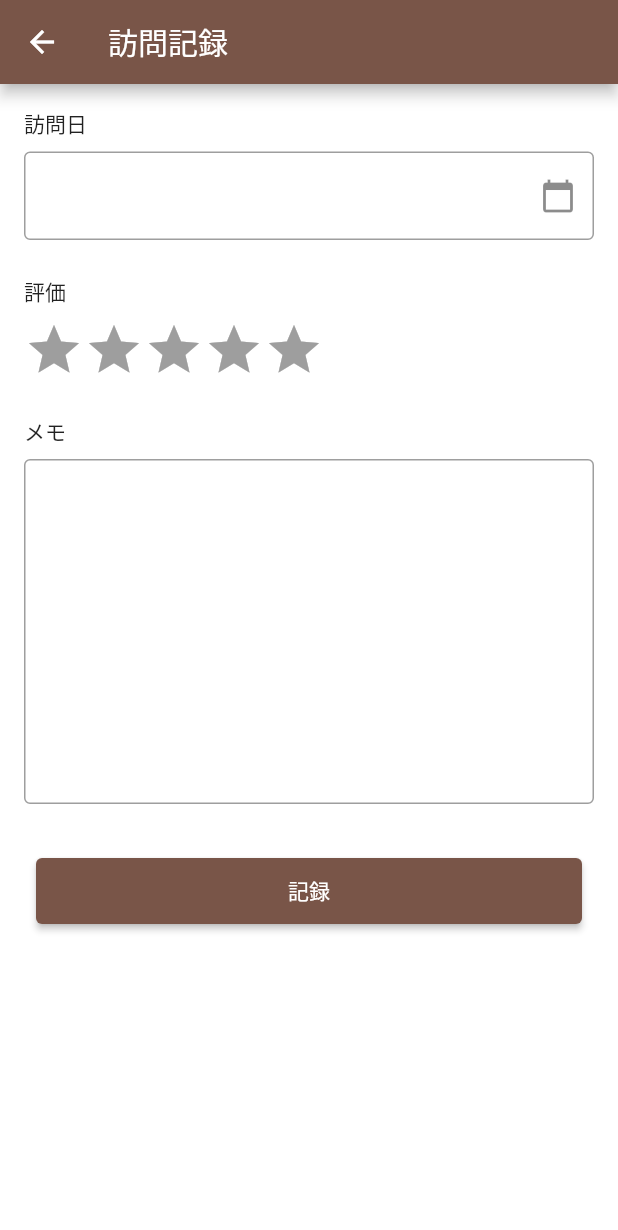
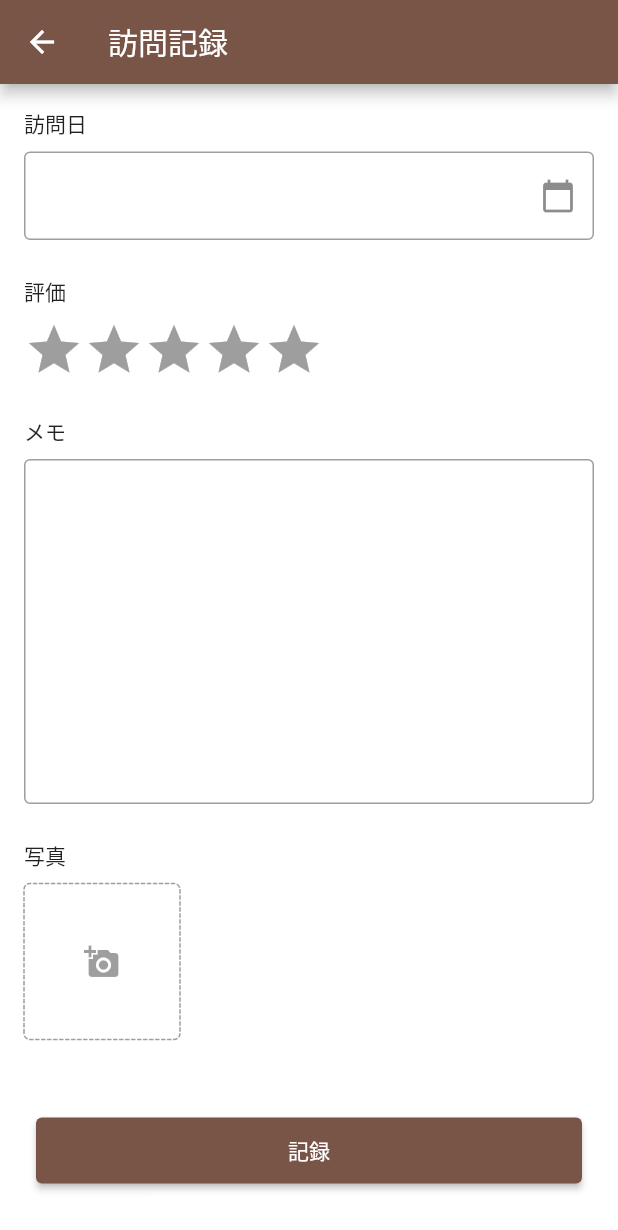
Before and after one commit to yukihiro-numata/cafe_note_mobile, a Flutter app: the ArchiveCafePage screen opened directly, on a phone screen of 412 x 824 dp. Shown: the top 1230 px of the screen. Run offline on Flutter 3.47's test engine with Material 2 defaults, Android fonts, the phone set to English and light mode, and no system bars; drawn by our look-alikes of dotted_border, flutter_rating_bar; our stand-ins replace email_validator, firebase_auth, firebase_core, flutter_svg, freezed_annotation, image_picker and 2 more; missing offline and left inert: flutter_state_notifier; accounts and stored records are empty.

Commit message:
Add image form to archive cafe page.

```diff
--- a/lib/pages/archive_cafe/archive_cafe.dart
+++ b/lib/pages/archive_cafe/archive_cafe.dart
@@ -2,6 +2,7 @@ import 'package:cafe_note_mobile/components/atoms/custom_text_form_field.dart';
 import 'package:cafe_note_mobile/components/atoms/date_form_field.dart';
 import 'package:cafe_note_mobile/components/atoms/form_container.dart';
 import 'package:cafe_note_mobile/components/atoms/form_label.dart';
+import 'package:cafe_note_mobile/components/atoms/image_form_field.dart';
 import 'package:cafe_note_mobile/components/atoms/main_button.dart';
 import 'package:cafe_note_mobile/components/atoms/rating_form_field.dart';
 import 'package:cafe_note_mobile/controllers/archive_cafe_controller.dart';
@@ -17,7 +18,7 @@ class ArchiveCafePage extends StatelessWidget {
   Widget build(BuildContext context) {
     final formKey = GlobalKey<FormState>();
     final _controller = context.read<ArchiveCafeController>();
-    final _state = context.read<ArchiveCafeState>();
+    final _state = context.watch<ArchiveCafeState>();
 
     return Scaffold(
       appBar: AppBar(
@@ -56,6 +57,13 @@ class ArchiveCafePage extends StatelessWidget {
                     maxLines: 10,
                   ),
                 ),
+                const FormLabel(text: '写真'),
+                FormContainer(
+                  child: ImageFormField(
+                    onTap: _controller.handleImageFormPressed,
+                    images: _state.images,
+                  ),
+                ),
                 MainButton.fromButtonType(
                   context: context,
                   buttonType: ButtonType.primary,
--- a/lib/states/archive_cafe_state.dart
+++ b/lib/states/archive_cafe_state.dart
@@ -1,3 +1,5 @@
+import 'dart:io';
+
 import 'package:freezed_annotation/freezed_annotation.dart';
 
 part 'archive_cafe_state.freezed.dart';
@@ -8,5 +10,6 @@ abstract class ArchiveCafeState with _$ArchiveCafeState {
     @Default(0) double rating,
     String? visitedDate,
     String? memo,
+    @Default([]) List<File> images,
   }) = ArchiveCafeStateData;
 }
```
Also changed, not shown: lib/controllers/archive_cafe_controller.dart (+12 -0 lines), lib/states/archive_cafe_state.freezed.dart.
